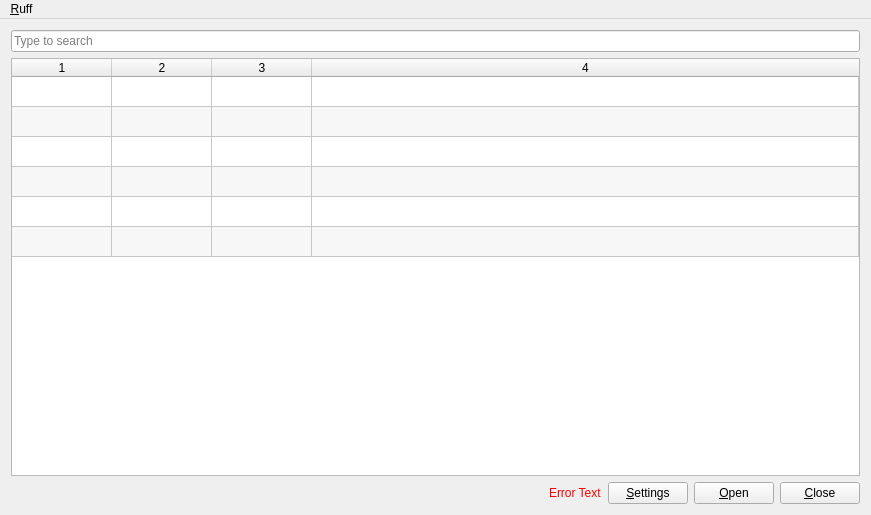
Above: mainwindow.ui from andrewrk/ruff before the change. Below: the same form after it.
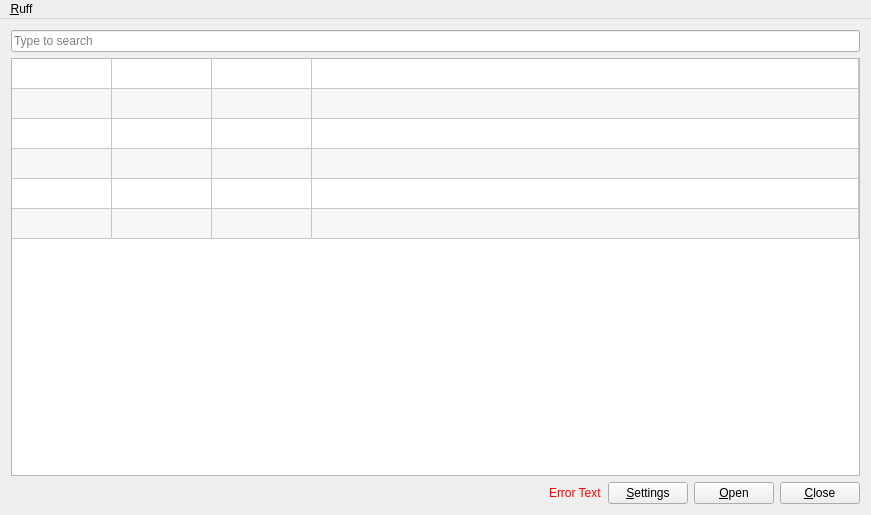
That is the form after the change. Icons and pictures are not drawn.

Commit message: support minimizing to system tray. closes #1

Patch:
```diff
--- a/mainwindow.ui
+++ b/mainwindow.ui
@@ -65,7 +65,7 @@
        <number>4</number>
       </property>
       <attribute name="horizontalHeaderVisible">
-       <bool>true</bool>
+       <bool>false</bool>
       </attribute>
       <attribute name="horizontalHeaderStretchLastSection">
        <bool>true</bool>
```
Left out of the diff: 11 changed lines with no effect on the pictures. The commit also changes 2 other files.
